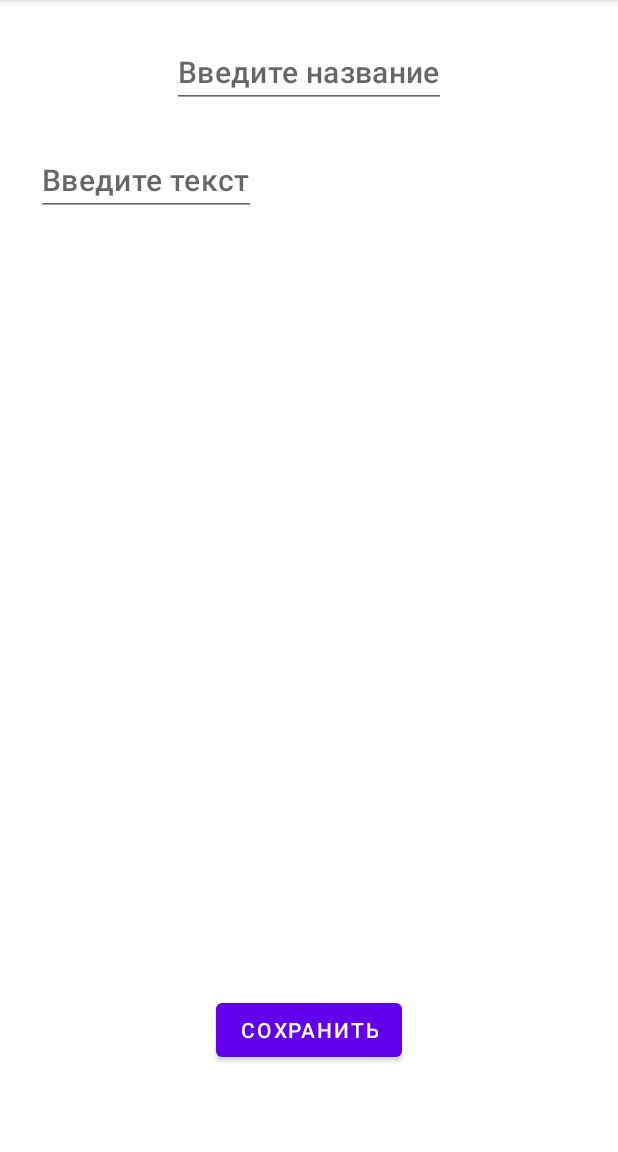
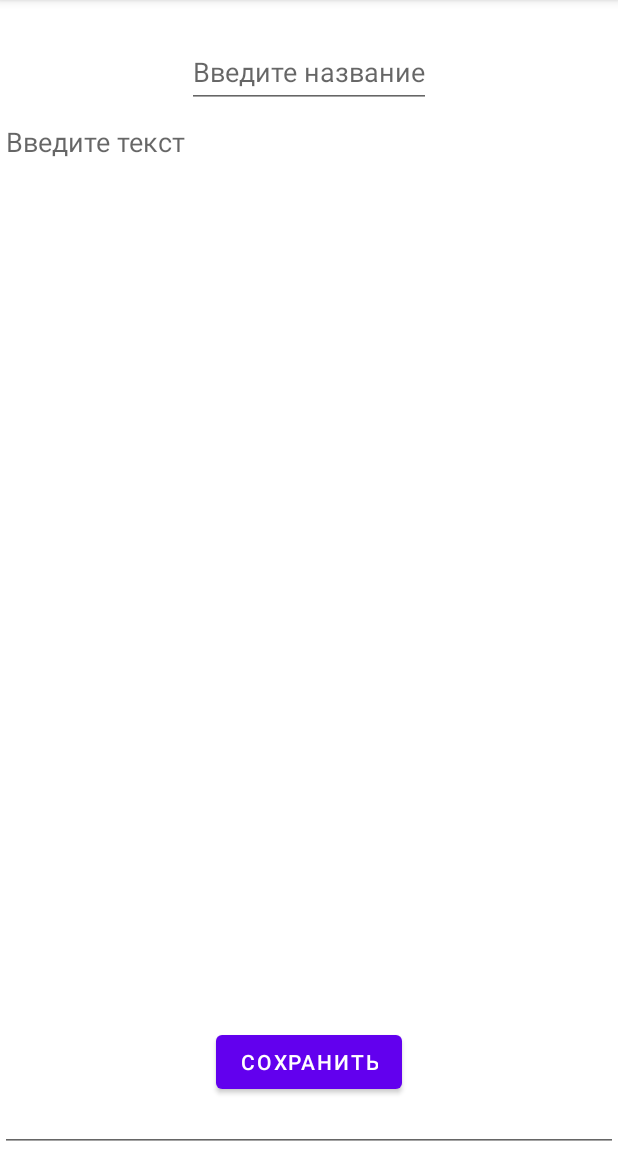
Before and after one commit to TheFear36/My_Notes, an Android app: the fragment NotesInfoFragment placed in its activity, on a phone screen of 412 x 824 dp, the part 84-1236 px from its top. Run offline under Robolectric (Android 15) with nearby library versions, the phone set to English and light mode, and no system bars.

Commit message:
Попытка исправить неисправимое.)

```diff
--- a/app/src/main/java/com/thefear/my_notes/domain/TestNotesRepository.java
+++ b/app/src/main/java/com/thefear/my_notes/domain/TestNotesRepository.java
@@ -1,9 +1,6 @@
 package com.thefear.my_notes.domain;
 
-import com.thefear.my_notes.R;
-
 import java.util.ArrayList;
-import java.util.List;
 
 public class TestNotesRepository implements NotesRepository {
 
--- /dev/null
+++ b/app/src/main/java/com/thefear/my_notes/fragment/NotesInfoFragment.java
@@ -0,0 +1,62 @@
+package com.thefear.my_notes.fragment;
+
+import android.os.Bundle;
+import android.view.View;
+import android.widget.EditText;
+
+import androidx.annotation.NonNull;
+import androidx.annotation.Nullable;
+import androidx.fragment.app.Fragment;
+
+import com.google.android.material.button.MaterialButton;
+import com.thefear.my_notes.R;
+import com.thefear.my_notes.domain.Note;
+import com.thefear.my_notes.domain.TestNotesRepository;
+
+
+public class NotesInfoFragment extends Fragment {
+
+    EditText titleNote;
+    EditText infoNote;
+    MaterialButton saveButton;
+
+    public NotesInfoFragment() {
+        super(R.layout.fragment_notes_info);
+    }
+
+    @Override
+    public void onViewCreated(@NonNull View view, @Nullable Bundle savedInstanceState) {
+        super.onViewCreated(view, savedInstanceState);
+
+        titleNote = view.findViewById(R.id.name_note);
+        infoNote = view.findViewById(R.id.info_note);
+
+        saveButton = view.findViewById(R.id.save_button);
+        saveButton.setOnClickListener(new View.OnClickListener() {
+            @Override
+            public void onClick(View view) {
+                saveNote();
+            }
+        });
+        if (getArguments() != null) {
+            Note note = getArguments().getParcelable(ARG_NOTE);
+            titleNote.setText(note.getTitle());
+            infoNote.setText(note.getInfo());
+        }
+
+    }
+
+    void saveNote() {
+        Note note = new Note(titleNote.getText().toString(), infoNote.getText().toString());
+
+        TestNotesRepository.getInstance().addNote(note);
+
+        Bundle args = new Bundle();
+        args.putParcelable(ARG_NOTE, note);
+
+        NotesInfoFragment fragment = new NotesInfoFragment();
+        fragment.setArguments(args);
+    }
+
+    private static String ARG_NOTE = "ARG_NOTE";
+}
--- a/app/src/main/java/com/thefear/my_notes/fragment/NotesListFragment.java
+++ b/app/src/main/java/com/thefear/my_notes/fragment/NotesListFragment.java
@@ -12,31 +12,19 @@ import androidx.annotation.Nullable;
 import androidx.fragment.app.Fragment;
 import androidx.fragment.app.FragmentManager;
 
+import com.google.android.material.button.MaterialButton;
 import com.thefear.my_notes.R;
 import com.thefear.my_notes.domain.Note;
 import com.thefear.my_notes.domain.TestNotesRepository;
-import com.thefear.my_notes.fragment.info.NotesInfoFragment;
 import com.thefear.my_notes.present.NotesListPresenter;
 import com.thefear.my_notes.view.NotesListView;
 
-import java.util.List;
+import java.util.ArrayList;
 
 public class NotesListFragment extends Fragment implements NotesListView {
-
-    public static final String KEY_NOTES_LIST = "KEY_NOTES_LIST";
-    public static final String ARG_NOTE = "ARG_NOTE";
-
-    private LinearLayout notesContainer;
-
-    private NotesListPresenter presenter;
-
-
-    @Override
-    public void onCreate(@Nullable Bundle savedInstanceState) {
-        super.onCreate(savedInstanceState);
-
-        presenter = new NotesListPresenter(this, TestNotesRepository.getInstance());
-    }
+    LinearLayout notesContainer;
+    MaterialButton createButton;
+    MaterialButton settingsButton;
 
     public NotesListFragment() {
         super(R.layout.fragment_notes_list);
@@ -45,58 +33,65 @@ public class NotesListFragment extends Fragment implements NotesListView {
     @Override
     public void onViewCreated(@NonNull View view, @Nullable Bundle savedInstanceState) {
         super.onViewCreated(view, savedInstanceState);
-
-        presenter.requestNotes();
-
-        notesContainer = view.findViewById(R.id.notes_root);
-
-        Button createNewNoteBtn = view.findViewById(R.id.create_new_note_btn);
-
-        createNewNoteBtn.setOnClickListener(new View.OnClickListener() {
+        notesContainer = view.findViewById(R.id.notes_container);
+        createButton = view.findViewById(R.id.create_button);
+        createButton.setOnClickListener(new View.OnClickListener() {
             @Override
             public void onClick(View view) {
-
-                boolean isLandscape = getResources().getBoolean(R.bool.is_landscape);
-
-                FragmentManager fManager = getParentFragmentManager();
-
-                if (isLandscape){
-                    fManager.beginTransaction()
-                            .replace(R.id.fragment_container_info, new NotesInfoFragment())
-                            .commit();
-                } else {
-                    fManager.beginTransaction()
-                            .replace(R.id.fragment_container, new NotesInfoFragment())
-                            .addToBackStack(null)
-                            .commit();
-                }
+                createNewNote();
+            }
+        });
+        settingsButton = view.findViewById(R.id.settings_button);
+        settingsButton.setOnClickListener(new View.OnClickListener() {
+            @Override
+            public void onClick(View view) {
+                openSettings();
             }
         });
 
+        NotesListPresenter presenter = new NotesListPresenter(this, TestNotesRepository.getInstance());
+        presenter.requestNotes();
     }
 
     @Override
-    public void showNotes(List<Note> notes) {
-
+    public void showNotes(ArrayList<Note> notes) {
         for (Note note : notes) {
             View itemView = LayoutInflater.from(getContext()).inflate(R.layout.item_note, notesContainer, false);
-
-            TextView noteName = itemView.findViewById(R.id.note_name);
-            noteName.setText(note.getNameNote());
+            TextView nameNote = itemView.findViewById(R.id.title_note);
+            nameNote.setText(note.getTitle());
 
             notesContainer.addView(itemView);
 
             itemView.setOnClickListener(new View.OnClickListener() {
                 @Override
                 public void onClick(View view) {
-
-                    Bundle bundle = new Bundle();
-                    bundle.putParcelable(ARG_NOTE, note);
-
-                    getParentFragmentManager()
-                            .setFragmentResult(KEY_NOTES_LIST, bundle);
+                    clickOnItemView();
                 }
             });
         }
     }
+
+    void createNewNote() {
+        FragmentManager fragmentManager = getParentFragmentManager();
+        fragmentManager.beginTransaction()
+                .replace(R.id.fragment_container, new NotesInfoFragment())
+                .addToBackStack(null)
+                .commit();
+    }
+
+    void openSettings() {
+        FragmentManager fragmentManager = getParentFragmentManager();
+        fragmentManager.beginTransaction()
+                .replace(R.id.fragment_container, new SettingsFragment())
+                .addToBackStack(null)
+                .commit();
+    }
+
+    void clickOnItemView() {
+        FragmentManager fragmentManager = getParentFragmentManager();
+        fragmentManager.beginTransaction()
+                .replace(R.id.fragment_container, new NotesInfoFragment())
+                .addToBackStack(null)
+                .commit();
+    }
 }
--- a/app/src/main/java/com/thefear/my_notes/fragment/info/NotesInfoFragment.java
+++ /dev/null
@@ -1,73 +0,0 @@
-package com.thefear.my_notes.fragment.info;
-
-import android.os.Bundle;
-import android.view.View;
-import android.widget.Button;
-import android.widget.EditText;
-
-import androidx.annotation.NonNull;
-import androidx.annotation.Nullable;
-import androidx.fragment.app.Fragment;
-
-import com.thefear.my_notes.R;
-import com.thefear.my_notes.domain.Note;
-import com.thefear.my_notes.domain.TestNotesRepository;
-
-public class NotesInfoFragment extends Fragment {
-
-    private static final String ARG_NOTE = "ARG_NOTE";
-
-    Button saveButton;
-
-
-    public NotesInfoFragment() {
-        super(R.layout.fragment_notes_info);
-    }
-
-    public static NotesInfoFragment newInstance(Note note) {
-
-        Bundle args = new Bundle();
-        args.putParcelable(ARG_NOTE, note);
-
-        NotesInfoFragment fragment = new NotesInfoFragment();
-        fragment.setArguments(args);
-        return fragment;
-    }
-
-
-    @Override
-    public void onViewCreated(@NonNull View view, @Nullable Bundle savedInstanceState) {
-        super.onViewCreated(view, savedInstanceState);
-
-        saveButton = view.findViewById(R.id.save_note_button);
-
-        if (getArguments() != null && getArguments().containsKey(ARG_NOTE)) {
-            Note note = getArguments().getParcelable(ARG_NOTE);
-
-            EditText nameNote = view.findViewById(R.id.note_name);
-            nameNote.setText(note.getNameNote());
-
-            EditText infoNote = view.findViewById(R.id.notes_info);
-            infoNote.setText(note.getInfoNote());
-
-            saveButton.setOnClickListener(new View.OnClickListener() {
-                @Override
-                public void onClick(View view) {
-                    note.setNameNote(nameNote.getText().toString());
-                    note.setInfoNote(infoNote.getText().toString());
-                }
-            });
-        }
-
-        EditText nameNote = view.findViewById(R.id.note_name);
-        EditText infoNote = view.findViewById(R.id.notes_info);
-
-        saveButton.setOnClickListener(new View.OnClickListener() {
-            @Override
-            public void onClick(View view) {
-                TestNotesRepository.getInstance().addNote(new Note(nameNote.getText().toString(), infoNote.getText().toString()));
-            }
-        });
-    }
-
-}
--- a/app/src/main/java/com/thefear/my_notes/view/NotesListView.java
+++ b/app/src/main/java/com/thefear/my_notes/view/NotesListView.java
@@ -2,8 +2,9 @@ package com.thefear.my_notes.view;
 
 import com.thefear.my_notes.domain.Note;
 
+import java.util.ArrayList;
 import java.util.List;
 
 public interface NotesListView {
-    void showNotes(List<Note> notes);
+    void showNotes(ArrayList<Note> notes);
 }
--- a/app/src/main/res/layout-land/activity_main.xml
+++ b/app/src/main/res/layout-land/activity_main.xml
@@ -1,29 +1,31 @@
 <?xml version="1.0" encoding="utf-8"?>
 <androidx.constraintlayout.widget.ConstraintLayout xmlns:android="http://schemas.android.com/apk/res/android"
+    xmlns:app="http://schemas.android.com/apk/res-auto"
     android:layout_width="match_parent"
     android:layout_height="match_parent"
-    xmlns:tools="http://schemas.android.com/tools"
-    xmlns:app="http://schemas.android.com/apk/res-auto">
+    android:id="@+id/fragment_container"
+    xmlns:tools="http://schemas.android.com/tools">
 
     <androidx.fragment.app.FragmentContainerView
-        android:id="@+id/fragment_container"
+        android:id="@+id/fragment_notes_list"
+        android:name="com.thefear.my_notes.fragment.NotesListFragment"
         android:layout_width="0dp"
         android:layout_height="0dp"
         app:layout_constraintBottom_toBottomOf="parent"
-        app:layout_constraintEnd_toStartOf="@id/fragment_container_info"
+        app:layout_constraintTop_toTopOf="parent"
         app:layout_constraintStart_toStartOf="parent"
-        app:layout_constraintTop_toTopOf="parent"
-        tools:layout="@layout/fragment_notes_list" />
+        app:layout_constraintEnd_toStartOf="@id/fragment_notes_info"
+        tools:context=".fragments.NotesListFragment"/>
 
     <androidx.fragment.app.FragmentContainerView
-        android:id="@+id/fragment_container_info"
+        android:id="@+id/fragment_notes_info"
+        android:name="com.thefear.my_notes.fragment.NotesInfoFragment"
         android:layout_width="0dp"
         android:layout_height="0dp"
-        app:layout_constraintStart_toEndOf="@id/fragment_container"
-        android:name="com.thefear.my_notes.fragment.info.NotesInfoFragment"
         app:layout_constraintBottom_toBottomOf="parent"
         app:layout_constraintEnd_toEndOf="parent"
         app:layout_constraintTop_toTopOf="parent"
-        tools:layout="@layout/fragment_notes_info" />
+        app:layout_constraintStart_toEndOf="@id/fragment_notes_list"
+        tools:context=".fragments.NotesInfoFragment"/>
 
 </androidx.constraintlayout.widget.ConstraintLayout>
--- a/app/src/main/res/layout/activity_main.xml
+++ b/app/src/main/res/layout/activity_main.xml
@@ -1,15 +1,8 @@
 <?xml version="1.0" encoding="utf-8"?>
-<FrameLayout xmlns:android="http://schemas.android.com/apk/res/android"
+<androidx.fragment.app.FragmentContainerView xmlns:android="http://schemas.android.com/apk/res/android"
     xmlns:tools="http://schemas.android.com/tools"
+    android:id="@+id/fragment_container"
+    android:name="com.thefear.my_notes.fragment.NotesListFragment"
     android:layout_width="match_parent"
-    android:layout_height="match_parent"
-    tools:context=".MainActivity">
-
-    <androidx.fragment.app.FragmentContainerView
-        android:id="@+id/fragment_container"
-        android:name="com.thefear.my_notes.fragment.NotesListFragment"
-        android:layout_width="match_parent"
-        android:layout_height="match_parent">
-    </androidx.fragment.app.FragmentContainerView>
-
-</FrameLayout>
+    android:layout_height="match_parent">
+</androidx.fragment.app.FragmentContainerView>
--- a/app/src/main/res/layout/fragment_notes_info.xml
+++ b/app/src/main/res/layout/fragment_notes_info.xml
@@ -1,57 +1,46 @@
 <?xml version="1.0" encoding="utf-8"?>
 <androidx.constraintlayout.widget.ConstraintLayout xmlns:android="http://schemas.android.com/apk/res/android"
     xmlns:app="http://schemas.android.com/apk/res-auto"
+    xmlns:tools="http://schemas.android.com/tools"
     android:layout_width="match_parent"
-    android:layout_height="match_parent"
-    xmlns:tools="http://schemas.android.com/tools"
-    android:orientation="vertical">
+    android:layout_height="match_parent">
 
-    <Button
-        android:id="@+id/save_note_button"
-        android:layout_margin="@dimen/default_margin"
+    <EditText
+        android:id="@+id/name_note"
         android:layout_width="wrap_content"
         android:layout_height="wrap_content"
-        android:text="@string/save_note"
+        android:layout_marginTop="@dimen/default_margin"
+        android:hint="@string/title"
+        android:importantForAutofill="no"
+        android:inputType="textPersonName"
+        android:minHeight="@dimen/min_text_size"
+        app:layout_constraintEnd_toEndOf="parent"
+        app:layout_constraintStart_toStartOf="parent"
+        app:layout_constraintTop_toTopOf="parent" />
+
+    <EditText
+        android:id="@+id/info_note"
+        android:layout_width="0dp"
+        android:layout_height="0dp"
+        android:gravity="start|top"
+        android:inputType="textMultiLine"
+        android:hint="@string/info"
+        android:minHeight="@dimen/min_text_size"
+        app:layout_constraintBottom_toBottomOf="parent"
+        app:layout_constraintEnd_toEndOf="parent"
+        app:layout_constraintStart_toStartOf="parent"
+        app:layout_constraintTop_toBottomOf="@+id/name_note"
+        app:layout_constraintVertical_bias="0.05"
+        android:importantForAutofill="no" />
+
+    <com.google.android.material.button.MaterialButton
+        android:id="@+id/save_button"
+        android:layout_width="wrap_content"
+        android:layout_height="wrap_content"
+        android:text="@string/save"
         app:layout_constraintBottom_toBottomOf="parent"
         app:layout_constraintEnd_toEndOf="parent"
         app:layout_constraintStart_toStartOf="parent"
         app:layout_constraintTop_toTopOf="parent"
         app:layout_constraintVertical_bias="0.95" />
-
-    <EditText
-        android:id="@+id/note_name"
-        android:layout_width="wrap_content"
-        android:layout_height="wrap_content"
-        android:layout_gravity="center"
-        android:layout_margin="@dimen/default_margin"
-        android:autofillHints="none"
-        android:hint="@string/enter_name"
-        android:inputType="textMultiLine"
-        android:textAppearance="@style/TextAppearance.MaterialComponents.Headline6"
-        app:layout_constraintEnd_toEndOf="parent"
-        app:layout_constraintStart_toStartOf="parent"
-        app:layout_constraintTop_toTopOf="parent"
-        tools:ignore="LabelFor" />
-
-    <androidx.core.widget.NestedScrollView
-        android:layout_width="0dp"
-        android:layout_height="0dp"
-        app:layout_constraintBottom_toBottomOf="parent"
-        app:layout_constraintEnd_toEndOf="parent"
-        app:layout_constraintStart_toStartOf="parent"
-        app:layout_constraintTop_toBottomOf="@id/note_name">
-
-        <EditText
-            android:id="@+id/notes_info"
-            android:layout_width="wrap_content"
-            android:layout_height="wrap_content"
-            android:layout_margin="@dimen/default_margin"
-            android:autofillHints="none"
-            android:hint="@string/enter_info"
-            android:inputType="textMultiLine"
-            android:textAppearance="@style/TextAppearance.MaterialComponents.Headline6"
-            tools:ignore="LabelFor" />
-    </androidx.core.widget.NestedScrollView>
-
-
 </androidx.constraintlayout.widget.ConstraintLayout>
--- a/app/src/main/res/values/dimens.xml
+++ b/app/src/main/res/values/dimens.xml
@@ -1,6 +1,5 @@
 <?xml version="1.0" encoding="utf-8"?>
 <resources>
     <dimen name="default_margin">24dp</dimen>
-    <dimen name="null_notes_text_size">36sp</dimen>
-    <dimen name="text_margin">16dp</dimen>
+    <dimen name="min_text_size">48dp</dimen>
 </resources>
--- a/app/src/main/res/values/strings.xml
+++ b/app/src/main/res/values/strings.xml
@@ -1,9 +1,13 @@
 <resources>
     <string name="app_name">My_Notes</string>
-    <string name="null_notes">У ВАС ЕЩЁ НЕТ ЗАМЕТОК</string>
-    <string name="create_note">+</string>
-    <string name="save_note">Сохранить</string>
-    <string name="enter_name">Введите название</string>
-    <string name="enter_info">Введите текст</string>
-
+    <string name="create_new_note">+</string>
+    <string name="settings">Settings</string>
+    <string name="title">Введите название</string>
+    <string name="info">Введите текст</string>
+    <string name="title_demo">Какая-то заметка</string>
+    <string name="save">Сохранить</string>
+    <string name="themes">Выбор темы</string>
+    <string name="settings_internet">Кэш из облачного хранилища</string>
+    <string name="about">О приложении</string>
+    <string name="back_to_menu">Вернуться в меню</string>
 </resources>
```
Also changed, not shown: app/src/main/java/com/thefear/my_notes/MainActivity.java (+0 -32 lines), app/src/main/java/com/thefear/my_notes/domain/Note.java (+17 -20 lines), app/src/main/java/com/thefear/my_notes/fragment/SettingsFragment.java (added, +57 -0 lines), app/src/main/res/layout/fragment_notes_list.xml (+19 -16 lines), app/src/main/res/layout/fragment_settings.xml (added, +50 -0 lines), app/src/main/res/layout/item_note.xml (+6 -7 lines).
